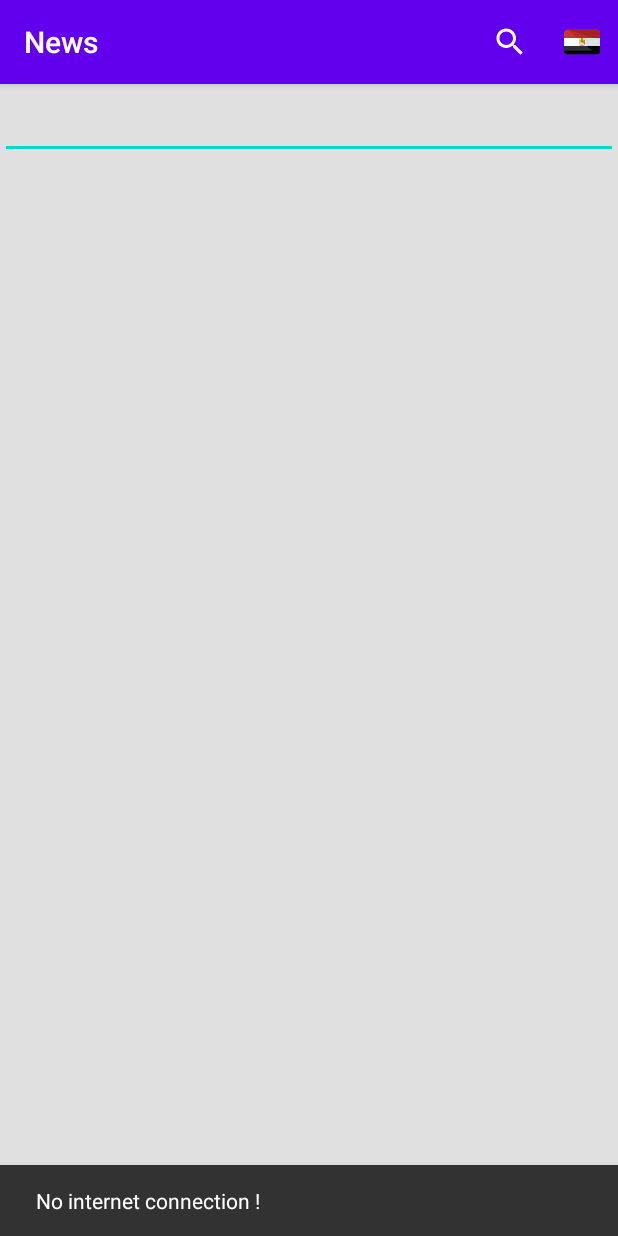
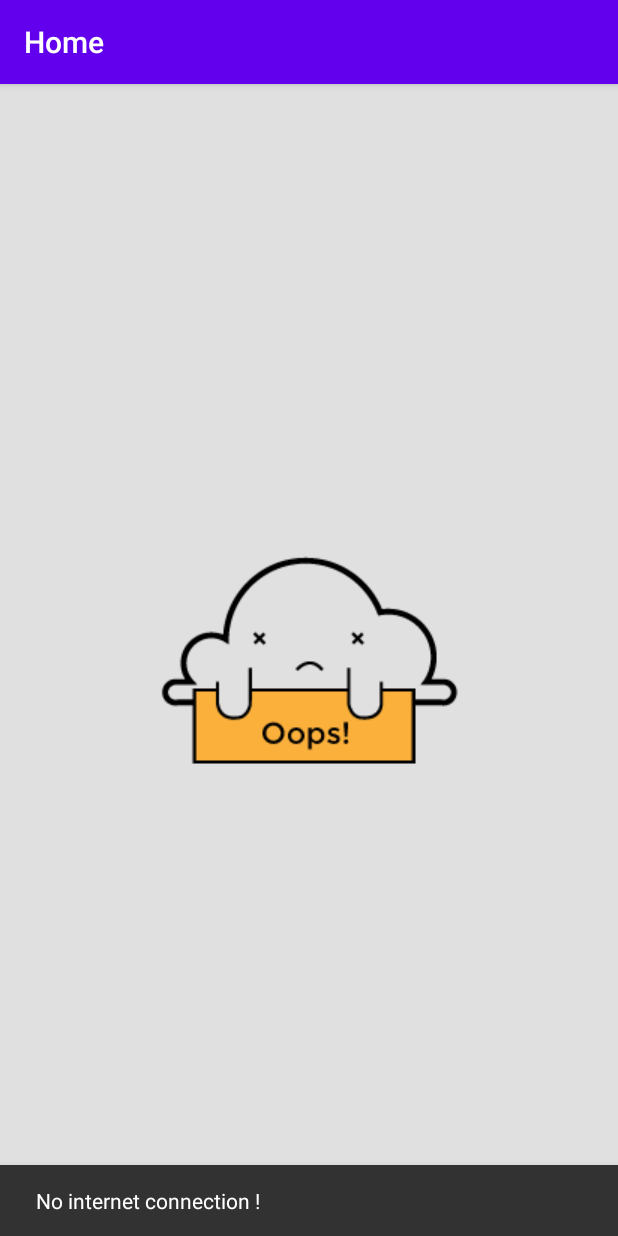
Before and after one commit to Ahmed-P-Mostafa/NewsApp, an Android app: the first screen one second after launch (MainActivity), on a phone screen of 412 x 824 dp. Run offline under Robolectric (Android 15) with nearby library versions, the phone set to English and light mode, and no system bars; our stand-ins replace Dagger/Hilt's generated code, RxJava, data binding, navigation-ui; network calls fail.

Commit message:
add repository and navigation Component

```diff
--- a/app/src/main/java/com/example/news/MainActivity.kt
+++ b/app/src/main/java/com/example/news/MainActivity.kt
@@ -7,53 +7,32 @@ import android.util.Log
 import android.view.Menu
 import android.view.MenuInflater
 import androidx.appcompat.app.AppCompatActivity
+import androidx.navigation.NavController
 import androidx.navigation.fragment.NavHostFragment
+import androidx.navigation.ui.setupActionBarWithNavController
 import dagger.hilt.android.AndroidEntryPoint
 
 
 @AndroidEntryPoint
 class MainActivity : AppCompatActivity() {
     private  val TAG = "MainActivity"
+    lateinit var navController :NavController
     override fun onCreate(savedInstanceState: Bundle?) {
         super.onCreate(savedInstanceState)
         setContentView(R.layout.activity_main)
 
+        val host: NavHostFragment = supportFragmentManager.findFragmentById(R.id.fragment) as NavHostFragment? ?:return
+        navController = host.navController
 
-
-        Log.d(TAG, "onCreate: ")
-
-        if(instance == null){
-            instance = this;
-        }
-
-
-        val host: NavHostFragment = supportFragmentManager.findFragmentById(R.id.fragment) as NavHostFragment? ?:return
-        // assign nav controller with host
-        val navController = host.navController
-
-        //navController.navigate(R.id.SportsFragment)
-
-        /*val fragmentTransaction: FragmentTransaction = supportFragmentManager.beginTransaction()
-        fragmentTransaction.add(R.id.fragment, NewsFragment())*/
+        setupActionBarWithNavController(navController)
 
     }
 
-    private fun isNetworkConnected(): Boolean {
-        val cm = getSystemService(Context.CONNECTIVITY_SERVICE) as ConnectivityManager
-        val activeNetwork = cm.activeNetworkInfo
-        return activeNetwork != null &&
-                activeNetwork.isConnectedOrConnecting
-    }
-
-    companion object{
-
-
-        private var instance: MainActivity? = null
-
-        fun hasNetwork(): Boolean {
-            return instance?.isNetworkConnected()!!
-        }
+    override fun onSupportNavigateUp(): Boolean {
+        return navController.navigateUp() || super.onSupportNavigateUp()
 
     }
 
+
+
 }
--- /dev/null
+++ b/app/src/main/java/com/example/news/base/BaseFragment.kt
@@ -0,0 +1,48 @@
+package com.example.news.base
+
+import android.app.ProgressDialog
+import android.os.Bundle
+import android.view.LayoutInflater
+import android.view.View
+import android.view.ViewGroup
+import androidx.databinding.DataBindingUtil
+import androidx.databinding.ViewDataBinding
+import androidx.fragment.app.Fragment
+import androidx.lifecycle.Observer
+
+abstract class BaseFragment<DB : ViewDataBinding, VM : BaseViewModel<*>> :Fragment() {
+
+    private var loader: ProgressDialog? = null
+
+    lateinit var viewModel: VM
+    lateinit var binding: DB
+    override fun onCreateView(
+        inflater: LayoutInflater,
+        container: ViewGroup?,
+        savedInstanceState: Bundle?
+    ): View? {
+        binding  = DataBindingUtil.inflate(inflater,getLayoutId(),container,false)
+        viewModel = initializeViewModel()
+
+        return binding.root
+    }
+
+    abstract fun getLayoutId(): Int
+    abstract fun initializeViewModel(): VM
+
+    fun showLoader() {
+        loader = ProgressDialog(requireContext())
+        loader?.apply { ->
+            setMessage("Loading...")
+            setCancelable(false)
+            show()
+        }
+
+    }
+
+    fun hideLoader() {
+        if (loader != null && loader?.isShowing!!) {
+            loader?.dismiss()
+        }
+    }
+}
--- a/app/src/main/java/com/example/news/base/BaseViewModel.kt
+++ b/app/src/main/java/com/example/news/base/BaseViewModel.kt
@@ -1,12 +1,14 @@
 package com.example.news.base
 
+import androidx.lifecycle.MutableLiveData
 import androidx.lifecycle.ViewModel
 import io.reactivex.disposables.CompositeDisposable
 import javax.inject.Inject
 
-open class BaseViewModel @Inject constructor() :ViewModel() {
+open class BaseViewModel<N> @Inject constructor() :ViewModel() {
 
     val compositeDisposable = CompositeDisposable()
+
 
     override fun onCleared() {
         super.onCleared()
--- a/app/src/main/java/com/example/news/newsApi/WebServices.kt
+++ b/app/src/main/java/com/example/news/newsApi/WebServices.kt
@@ -9,16 +9,6 @@ import retrofit2.http.Query
 
 interface WebServices {
 
-
-    @GET("v2/top-headlines?country=eg&apiKey=f33b3f54cce14a05bc58221886980ab2&category=sports")
-    fun getSportNews():Call<NewsResponse>
-
-    @GET("v2/sources?apiKey=f33b3f54cce14a05bc58221886980ab2")
-    fun getSources(@Query("language")language:String):Call<SourceResponse>
-
-    @GET("v2/everything?apiKey=f33b3f54cce14a05bc58221886980ab2")
-    fun getNews(@Query("sources")sources:String,@Query("language")language:String):Call<NewsResponse>
-
     @GET("v2/top-headlines")
     fun getArticles(): Single<NewsResponse>
 
--- a/app/src/main/java/com/example/news/newsApi/model/NewsResponse.kt
+++ b/app/src/main/java/com/example/news/newsApi/model/NewsResponse.kt
@@ -41,4 +41,4 @@ data class ArticlesItem(
 
 	@field:SerializedName("content")
 	val content: String? = null
-) :Serializable
+):Serializable
--- a/app/src/main/java/com/example/news/pojo/repository/NewsRepositoryImpl.kt
+++ b/app/src/main/java/com/example/news/pojo/repository/NewsRepositoryImpl.kt
@@ -13,7 +13,6 @@ import javax.inject.Inject
 
 class NewsRepositoryImpl(private val webService :WebServices):NewsRepository {
     override fun getArticles(): Single<DataState<NewsResponse>> {
-        val dataState = DataState.Loading
          return webService.getArticles().map {
              DataState.Success(it)
          }
--- /dev/null
+++ b/app/src/main/java/com/example/news/ui/Navigator.kt
@@ -0,0 +1,4 @@
+package com.example.news.ui
+
+interface Navigator {
+}
--- a/app/src/main/java/com/example/news/ui/NewsFragment.kt
+++ b/app/src/main/java/com/example/news/ui/NewsFragment.kt
@@ -1,17 +1,19 @@
 package com.example.news.ui
 
 import android.os.Bundle
-import android.text.InputType
 import android.util.Log
-import android.view.*
+import android.view.Menu
+import android.view.MenuInflater
+import android.view.View
 import androidx.appcompat.widget.SearchView
-import androidx.databinding.DataBindingUtil
-import androidx.fragment.app.Fragment
-import androidx.fragment.app.viewModels
+import androidx.fragment.app.FragmentTransaction
 import androidx.lifecycle.Observer
+import androidx.lifecycle.ViewModelProvider
 import com.example.news.R
 import com.example.news.adapters.NewsAdapter
+import com.example.news.base.BaseFragment
 import com.example.news.databinding.FragmentNewsBinding
+import com.example.news.newsApi.model.ArticlesItem
 import com.example.news.pojo.models.DataState
 import com.example.news.pojo.models.Failure
 import com.example.news.pojo.observeOnce
@@ -20,25 +22,12 @@ import com.google.android.material.snackbar.Snackbar
 import dagger.hilt.android.AndroidEntryPoint
 
 @AndroidEntryPoint
-class NewsFragment : Fragment(),SearchView.OnQueryTextListener  {
+class NewsFragment : BaseFragment<FragmentNewsBinding, NewsViewModel>(),
+    SearchView.OnQueryTextListener {
 
 
     var adapter = NewsAdapter(null)
     private val TAG = "SportsFragment"
-    val viewModel: NewsViewModel by viewModels()
-    lateinit var newsBinding: FragmentNewsBinding
-
-    override fun onCreateView(
-        inflater: LayoutInflater,
-        container: ViewGroup?,
-        savedInstanceState: Bundle?
-    ): View? {
-        //return inflater.inflate(R.layout.fragment_news, container, false)
-        newsBinding = DataBindingUtil.inflate(inflater, R.layout.fragment_news, container, false)
-
-        setHasOptionsMenu(true)
-        return newsBinding.getRoot()
-    }
 
     override fun onCreateOptionsMenu(menu: Menu, inflater: MenuInflater) {
         inflater.inflate(R.menu.main_menu, menu)
@@ -54,12 +43,12 @@ class NewsFragment : Fragment(),SearchView.OnQueryTextListener  {
         super.onViewCreated(view, savedInstanceState)
         Log.d(TAG, "onViewCreated: fragment Created")
 
-        newsBinding.newsRecycler.adapter = adapter
+        binding.newsRecycler.adapter = adapter
 
         viewModel.getArticles()
-        observers()
+        observe()
 
-    /*    adapter.onItemClickListener(object : NewsAdapter.onItemClickListener {
+        /*adapter.onItemClickListener(object : NewsAdapter.onItemClickListener {
 
             override fun onItemClicked(item: ArticlesItem, position: Int) {
 
@@ -79,22 +68,24 @@ class NewsFragment : Fragment(),SearchView.OnQueryTextListener  {
 
         })*/
     }
-    private fun observers(){
+
+    private fun observe() {
         viewModel.articlesLiveData.observe(viewLifecycleOwner, Observer {
-            when(it){
-                is DataState.Loading->{
+            when (it) {
+                is DataState.Loading -> {
                     handleLoader(true)
                 }
-                is DataState.Success->{
+                is DataState.Success -> {
                     Log.d(TAG, "observers: ${it.data.totalResults}")
                     handleLoader(false)
                     adapter.changeData(it.data.articles!!)
                     viewModel.articleList.value = it.data.articles
                 }
-                is DataState.Failed->{
-                   handleLoader(false)
+                is DataState.Failed -> {
+                    binding.noDataIv.visibility = View.VISIBLE
+                    handleLoader(false)
 
-                    when(it.error){
+                    when (it.error) {
                         is Failure.ServerError.AccessDenied -> showError("Server Access Denied !")
 
                         is Failure.ServerError.NotFound -> showError("Server not fount !")
@@ -111,41 +102,47 @@ class NewsFragment : Fragment(),SearchView.OnQueryTextListener  {
 
     }
 
-    private fun handleLoader(state:Boolean){
-        when(state){
-            true -> newsBinding.progressBar.visibility = View.VISIBLE
-            false -> newsBinding.progressBar.visibility = View.GONE
-        }
-    }
-    private fun showError(message:String){
-        Snackbar.make(newsBinding.root,message,Snackbar.LENGTH_SHORT).show()
-    }
-
     override fun onDestroy() {
         super.onDestroy()
-        newsBinding.unbind()
+        binding.unbind()
 
     }
 
-
     override fun onQueryTextSubmit(query: String?): Boolean {
         Log.d(TAG, "onQueryTextSubmit: $query")
-        if (query!=null) searchInArticles(query)
+        if (query != null) searchInArticles(query)
         return true
     }
 
     override fun onQueryTextChange(newText: String?): Boolean {
         Log.d(TAG, "onQueryTextChange: $newText")
-        if (newText!=null) searchInArticles(newText)
+        if (newText != null) searchInArticles(newText)
 
         return true
     }
 
-    private fun searchInArticles(text:String){
-        viewModel.searchInArticles(text).observeOnce(viewLifecycleOwner,{
+    private fun searchInArticles(text: String) {
+        viewModel.searchInArticles(text).observeOnce(viewLifecycleOwner, {
             adapter.changeData(it)
         })
     }
 
+    override fun getLayoutId() = R.layout.fragment_news
+
+    override fun initializeViewModel(): NewsViewModel {
+        return ViewModelProvider(this).get(NewsViewModel::class.java)
+    }
+
+    private fun handleLoader(state: Boolean) {
+        when (state) {
+            true -> binding.progressBar.visibility = View.VISIBLE
+            false -> binding.progressBar.visibility = View.GONE
+        }
+    }
+
+    private fun showError(message: String) {
+        Snackbar.make(binding.root, message, Snackbar.LENGTH_SHORT).show()
+    }
+
 
 }
--- a/app/src/main/java/com/example/news/viewModel/NewsViewModel.kt
+++ b/app/src/main/java/com/example/news/viewModel/NewsViewModel.kt
@@ -1,56 +1,46 @@
 package com.example.news.viewModel
 
 import android.util.Log
-import android.view.View
-import android.widget.Toast
 import androidx.lifecycle.LiveData
 import androidx.lifecycle.MutableLiveData
-import androidx.lifecycle.ViewModel
 import com.example.news.base.BaseViewModel
-import com.example.news.newsApi.ApiManager
 import com.example.news.newsApi.model.ArticlesItem
 import com.example.news.newsApi.model.NewsResponse
-import com.example.news.newsApi.model.Source
-import com.example.news.newsApi.model.SourceResponse
 import com.example.news.pojo.models.DataState
 import com.example.news.pojo.repository.GetNews
+import com.example.news.ui.Navigator
 import dagger.hilt.android.lifecycle.HiltViewModel
 import io.reactivex.android.schedulers.AndroidSchedulers
 import io.reactivex.schedulers.Schedulers
-import kotlinx.android.synthetic.main.fragment_news.*
-import retrofit2.Call
-import retrofit2.Callback
-import retrofit2.Response
 import javax.inject.Inject
 
 @HiltViewModel
-class NewsViewModel @Inject constructor(private val getNews: GetNews):BaseViewModel() {
-    private  val TAG = "NewsViewModel"
+class NewsViewModel @Inject constructor(private val getNews: GetNews) : BaseViewModel<Navigator>() {
+    private val TAG = "NewsViewModel"
 
     val articlesLiveData = MutableLiveData<DataState<NewsResponse>>()
     val articleList = MutableLiveData<List<ArticlesItem?>>()
 
-    fun getArticles(){
+    fun getArticles() {
         articlesLiveData.value = DataState.Loading
 
-        getNews.excute().observeOn(AndroidSchedulers.mainThread()).subscribeOn(Schedulers.io()).subscribe { restaurants ->
-            Log.d(TAG, "getArticles: $restaurants")
-            if (restaurants!=null)
-                articlesLiveData.value = restaurants
-
-
-        }.also { compositeDisposable.add(it) }
+        getNews.excute().observeOn(AndroidSchedulers.mainThread()).subscribeOn(Schedulers.io())
+            .subscribe { restaurants ->
+                Log.d(TAG, "getArticles: $restaurants")
+                if (restaurants != null)
+                    articlesLiveData.value = restaurants
+            }.also { compositeDisposable.add(it) }
     }
 
-    fun searchInArticles(text:String):LiveData<List<ArticlesItem>>{
+    fun searchInArticles(text: String): LiveData<List<ArticlesItem>> {
         Log.d(TAG, "searchInArticles: $text")
         val list = mutableListOf<ArticlesItem>()
         val liveData = MutableLiveData<List<ArticlesItem>>()
 
         articleList.value?.forEach {
             Log.d(TAG, "searchInArticles: ${it?.source?.name?.contains(text)}")
-            if (it?.title?.toLowerCase()?.contains(text)!!){
-                Log.e(TAG, "searchInArticles: ${it.source?.name}", )
+            if (it?.title?.toLowerCase()?.contains(text)!!) {
+                Log.e(TAG, "searchInArticles: ${it.source?.name}")
                 list.add(it)
             }
         }
@@ -58,5 +48,4 @@ class NewsViewModel @Inject constructor(private val getNews: GetNews):BaseViewMo
         return liveData
     }
 
-
 }
--- a/app/src/main/res/layout/fragment_details.xml
+++ b/app/src/main/res/layout/fragment_details.xml
@@ -25,6 +25,7 @@
                 android:layout_width="match_parent"
                 android:layout_height="wrap_content"
                 app:layout_constraintTop_toTopOf="parent"
+                android:src="@drawable/placeholder"
                 imageURL="@{news.urlToImage}"
                 android:adjustViewBounds="true"
                 android:scaleType="centerCrop" />
@@ -35,7 +36,7 @@
                 android:layout_height="wrap_content"
                 app:layout_constraintStart_toStartOf="parent"
                 app:layout_constraintTop_toBottomOf="@id/itemImage"
-                android:text="@{news.author}"
+                android:text="@{news.source.name}"
                 android:layout_marginTop="8dp"
                 android:textSize="13sp"
                 android:textColor="@color/colorPrimary" />
@@ -71,6 +72,7 @@
                 app:layout_constraintTop_toBottomOf="@id/itemDescription"
                 android:layout_marginTop="8dp"
                 android:textSize="14sp"
+                renderDate="@{news.publishedAt}"
                 android:textColor="@color/colorPrimary" />
 
             <TextView
@@ -80,6 +82,7 @@
                 app:layout_constraintStart_toStartOf="parent"
                 app:layout_constraintTop_toBottomOf="@id/itemDate"
                 android:layout_marginTop="8dp"
+                renderTime="@{news.publishedAt}"
                 android:textSize="14sp"
                 android:textColor="@color/colorPrimary" />
 
--- a/app/src/main/res/layout/fragment_news.xml
+++ b/app/src/main/res/layout/fragment_news.xml
@@ -17,21 +17,12 @@
        android:background="#E1E0E0"
        tools:context=".ui.NewsFragment">
 
-      <EditText
-          android:id="@+id/tt"
-          android:layout_width="match_parent"
-          android:layout_height="50dp"
-          app:layout_constraintStart_toStartOf="parent"
-          app:layout_constraintTop_toTopOf="parent"/>
-
-
-
 
       <androidx.recyclerview.widget.RecyclerView
           android:id="@+id/newsRecycler"
           android:layout_width="match_parent"
           android:layout_height="0dp"
-          app:layout_constraintTop_toBottomOf="@id/tt"
+          app:layout_constraintTop_toTopOf="parent"
           app:layout_constraintBottom_toBottomOf="parent"
           tools:listitem="@layout/news_item"
           android:orientation="vertical"
@@ -46,8 +37,17 @@
           app:layout_constraintBottom_toBottomOf="@id/newsRecycler"
           app:layout_constraintEnd_toEndOf="parent" />
 
+      <ImageView
+          android:id="@+id/noData_iv"
+          android:layout_width="wrap_content"
+          android:layout_height="wrap_content"
+          android:adjustViewBounds="true"
+          app:layout_constraintStart_toStartOf="parent"
+          app:layout_constraintEnd_toEndOf="parent"
+          app:layout_constraintTop_toTopOf="parent"
+          app:layout_constraintBottom_toBottomOf="parent"
+          android:src="@drawable/nodata"
+          android:visibility="gone"/>
 
-      <!--          android:visibility="@{vm.loader?View.VISIBLE:View.GONE}"
--->
    </androidx.constraintlayout.widget.ConstraintLayout>
 </layout>
--- a/app/src/main/res/layout/news_item.xml
+++ b/app/src/main/res/layout/news_item.xml
@@ -14,7 +14,8 @@
         android:layout_height="wrap_content"
         android:padding="12dp"
         android:layout_margin="8dp"
-        android:background="@color/color_white">
+        android:background="@color/color_white"
+        android:goToDetails="@{news}">
 
         <com.google.android.material.card.MaterialCardView
             android:id="@+id/cardView"
@@ -72,7 +73,7 @@
             android:layout_width="wrap_content"
             android:layout_height="wrap_content"
             app:layout_constraintStart_toStartOf="parent"
-            renderData="@{news.publishedAt}"
+            renderDate="@{news.publishedAt}"
             app:layout_constraintTop_toTopOf="@id/item_indicator"
             app:layout_constraintBottom_toBottomOf="@id/item_indicator" />
 
--- a/app/src/main/res/navigation/navigation_graph.xml
+++ b/app/src/main/res/navigation/navigation_graph.xml
@@ -3,16 +3,28 @@
     xmlns:app="http://schemas.android.com/apk/res-auto"
     xmlns:tools="http://schemas.android.com/tools"
     android:id="@+id/navigation_graph"
-    app:startDestination="@id/SportsFragment">
+    app:startDestination="@id/homeFragment">
 
     <fragment
-        android:id="@+id/SportsFragment"
+        android:id="@+id/homeFragment"
         android:name="com.example.news.ui.NewsFragment"
-        android:label="fragment_sports"
-        tools:layout="@layout/fragment_news" />
+        android:label="Home"
+        tools:layout="@layout/fragment_news" >
+        <action
+            android:id="@+id/action_homeFragment_to_detailsFragment"
+            app:destination="@id/detailsFragment" />
+    </fragment>
     <fragment
         android:id="@+id/detailsFragment"
         android:name="com.example.news.ui.DetailsFragment"
-        android:label="fragment_details"
-        tools:layout="@layout/fragment_details" />
+        android:label="Details"
+        tools:layout="@layout/fragment_details" >
+        <action
+            android:id="@+id/action_detailsFragment_to_homeFragment"
+            app:popUpTo="@id/homeFragment"
+            app:popUpToInclusive="true" />
+        <argument
+            android:name="article"
+            app:argType="com.example.news.newsApi.model.ArticlesItem" />
+    </fragment>
 </navigation>
--- a/build.gradle
+++ b/build.gradle
@@ -1,14 +1,16 @@
 // Top-level build file where you can add configuration options common to all sub-projects/modules.
 buildscript {
-    ext.kotlin_version = "1.4.10"
+    ext.kotlin_version = "1.5.21"
     repositories {
         google()
         mavenCentral()
     }
     dependencies {
-        classpath "com.android.tools.build:gradle:4.0.2"
+        classpath 'com.android.tools.build:gradle:4.2.2'
         classpath "org.jetbrains.kotlin:kotlin-gradle-plugin:$kotlin_version"
         classpath 'com.google.dagger:hilt-android-gradle-plugin:2.38.1'
+        def nav_version = "2.3.5"
+        classpath "androidx.navigation:navigation-safe-args-gradle-plugin:$nav_version"
 
         // NOTE: Do not place your application dependencies here; they belong
         // in the individual module build.gradle files
```
Also changed, not shown: app/build.gradle (+13 -8 lines), app/src/main/java/com/example/news/adapters/BindingAdapters.kt (+15 -1 lines), app/src/main/java/com/example/news/adapters/NewsAdapter.kt (+5 -13 lines), app/src/main/java/com/example/news/newsApi/ApiManager.kt (deleted, +0 -160 lines), app/src/main/java/com/example/news/ui/DetailsFragment.kt (+16 -59 lines), app/src/main/res/drawable/nodata.png (added), gradle/wrapper/gradle-wrapper.properties.
